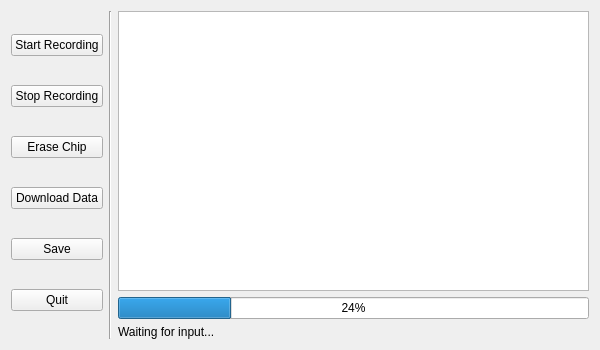
Icosanol/ModelRocketAHRS, file SerialDownloader/MainWindow.ui: the form before one commit.
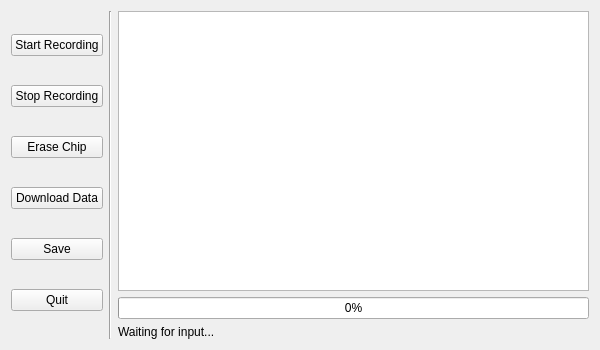
The form after the commit.

What changed in the file:
```diff
--- a/SerialDownloader/MainWindow.ui
+++ b/SerialDownloader/MainWindow.ui
@@ -193,7 +193,7 @@
         <item>
          <widget class="QProgressBar" name="progressBar">
           <property name="value">
-           <number>24</number>
+           <number>0</number>
           </property>
          </widget>
         </item>
```
